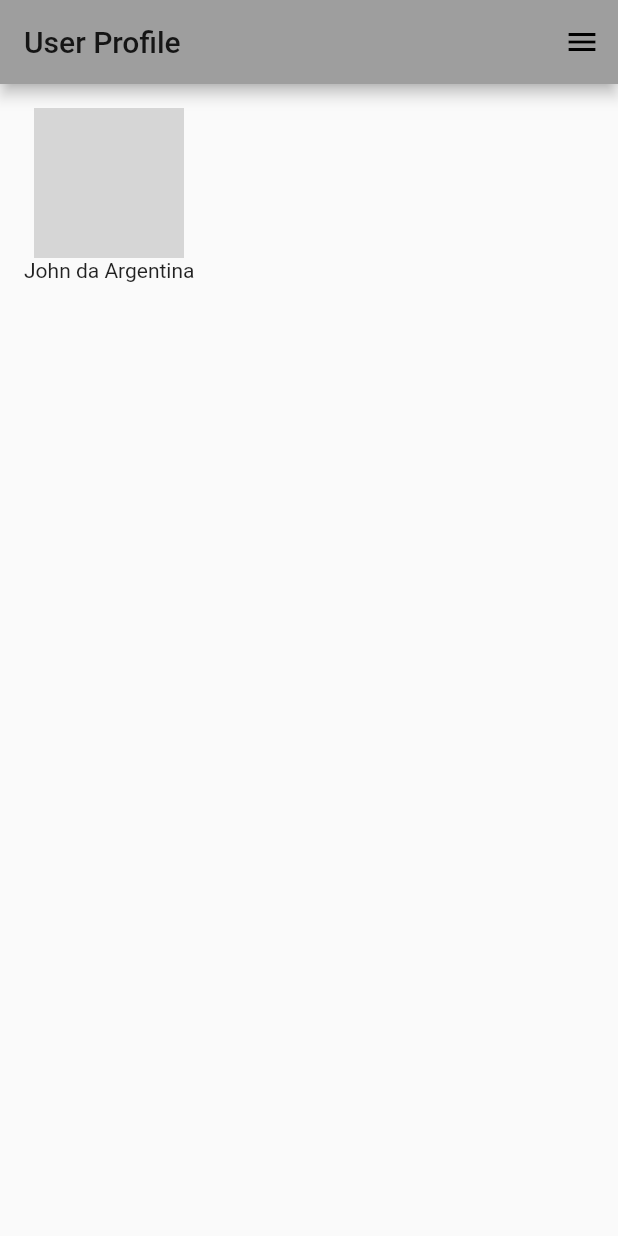
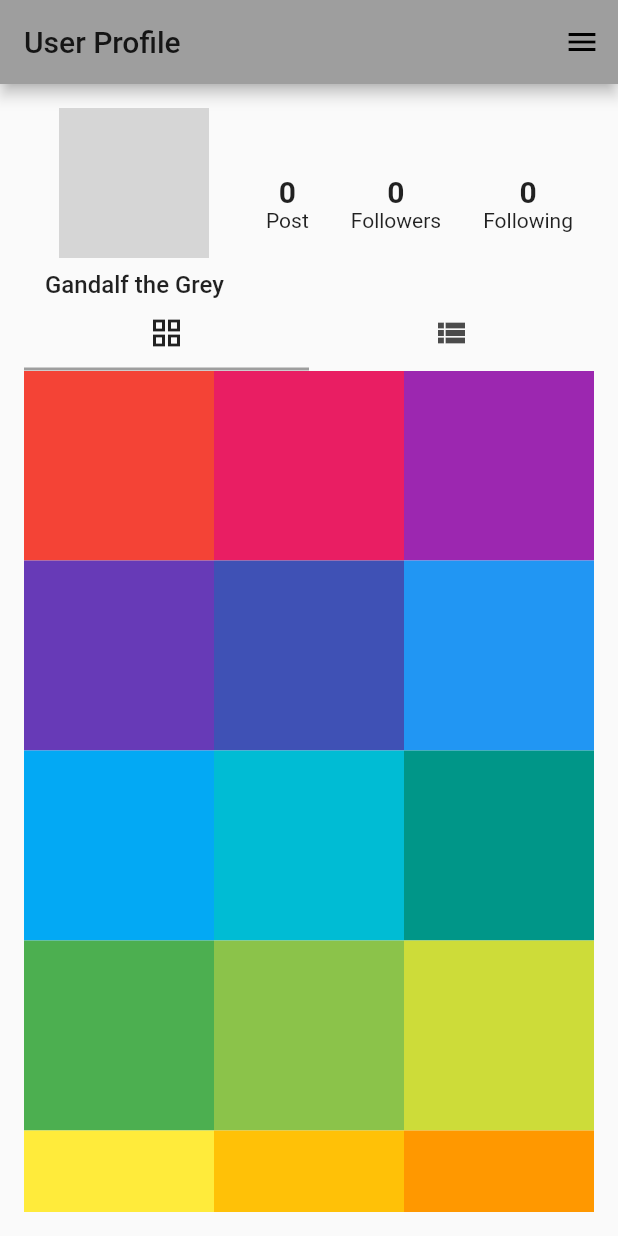
Before and after one commit to pmalaquias/instagram_clone, a Flutter app: the ProfileScreen screen opened directly, on a phone screen of 412 x 824 dp. Run offline on Flutter 3.47's test engine with Material 2 defaults, Android fonts, the phone set to English and light mode, and no system bars; our stand-ins replace google_fonts, image_picker; network calls fail; grey boxes are pictures that could not be loaded.

Commit message:
making the profile screen

```diff
--- a/lib/dashboard.dart
+++ b/lib/dashboard.dart
@@ -25,7 +25,7 @@ class _DashboardState extends State<Dashboard> {
 
     post1.imgPost = 'https://cdn.pixabay.com/photo/2020/01/21/16/26/yorkshire-terrier-4783327__480.jpg';
     post2.imgPost = 'https://cdn.pixabay.com/photo/2017/09/29/13/36/river-2799103__480.jpg';
-    post3.imgPost = 'https://cdn.pixabay.com/photo/2019/02/21/18/36/brasov-4011921__480.jpg';
+    post3.imgPost = 'https://cdn.pixabay.com/photo/2021/01/21/15/54/books-5937716_1280.jpg';
     post4.imgPost = 'https://cdn.pixabay.com/photo/2021/04/17/06/59/coffee-beans-6185161__480.jpg';
     post5.imgPost = 'https://cdn.pixabay.com/photo/2020/08/17/13/24/flower-5495384__480.jpg';
 
--- a/lib/main.dart
+++ b/lib/main.dart
@@ -3,6 +3,7 @@ import 'package:instagram_clone/PostCard.dart';
 import 'package:instagram_clone/home.dart';
 import 'package:instagram_clone/dashboard.dart';
 import 'package:instagram_clone/share_post.dart';
+import 'package:instagram_clone/test.dart';
 
 void main() {
   runApp(Insta());
--- a/lib/profile.dart
+++ b/lib/profile.dart
@@ -1,7 +1,10 @@
+import 'dart:math';
+
 import 'package:flutter/material.dart';
 import 'package:instagram_clone/user.dart';
 
-var user = User('John da Argentina', 'https://cdn.pixabay.com/photo/2016/05/23/23/32/human-1411499__480.jpg');
+var user = User('Gandalf the Grey',
+    'https://upload.wikimedia.org/wikipedia/en/thumb/e/e9/Gandalf600ppx.jpg/255px-Gandalf600ppx.jpg');
 
 class ProfileScreen extends StatefulWidget {
   @override
@@ -9,17 +12,174 @@ class ProfileScreen extends StatefulWidget {
 }
 
 class _ProfileScreenState extends State<ProfileScreen> {
+  double get randHeight => Random().nextInt(100).toDouble();
+
+  List<Widget> _randomChildren;
+
+  // Children with random heights - You can build your widgets of unknown heights here
+  // I'm just passing the context in case if any widgets built here needs  access to context based data like Theme or MediaQuery
+  List<Widget> _randomHeightWidgets(BuildContext context) {
+    _randomChildren ??= List.generate(1, (index) {
+      final height = randHeight.clamp(
+        50.0,
+        MediaQuery.of(context)
+            .size
+            .width, // simply using MediaQuery to demonstrate usage of context
+      );
+      return Container(
+        child: profileInfo(),
+      );
+    });
+
+    return _randomChildren;
+  }
+
   @override
   Widget build(BuildContext context) {
     return Scaffold(
       appBar: AppBar(
         title: Text("User Profile"),
       ),
-      endDrawer: Drawer(
+      endDrawer: myDrawer(),
+      body: Padding(
+        padding: const EdgeInsets.all(16.0),
+        child: DefaultTabController(
+          length: 2,
+          child: NestedScrollView(
+            // allows you to build a list of elements that would be scrolled away till the body reached the top
+            headerSliverBuilder: (context, _) {
+              return [
+                SliverList(
+                  delegate: SliverChildListDelegate(
+                    _randomHeightWidgets(context),
+                  ),
+                ),
+              ];
+            },
+            // You tab view goes here
+            body: Column(
+              children: <Widget>[
+                TabBar(
+                  tabs: [
+                    Tab(
+                      icon: Icon(Icons.grid_view),
+                    ),
+                    Tab(
+                      icon: Icon(Icons.view_list),
+                    ),
+                  ],
+                ),
+                Expanded(
+                  child: TabBarView(
+                    children: [
+                      GridView.count(
+                        padding: EdgeInsets.zero,
+                        crossAxisCount: 3,
+                        children: Colors.primaries.map((color) {
+                          return Container(color: color, height: 150.0);
+                        }).toList(),
+                      ),
+                      ListView(
+                        padding: EdgeInsets.zero,
+                        children: Colors.primaries.map((color) {
+                          return Container(color: color, height: 150.0);
+                        }).toList(),
+                      )
+                    ],
+                  ),
+                ),
+              ],
+            ),
+          ),
+        ),
+      ),
+    );
+  }
+
+  Widget profileInfo() {
+    return Column(
+      children: [
+        Row(
+          mainAxisAlignment: MainAxisAlignment.spaceAround,
+          children: [
+            Column(
+              children: [
+                Container(
+                  height: 100,
+                  width: 100,
+                  decoration: BoxDecoration(
+                    shape: BoxShape.circle,
+                    image: DecorationImage(
+                      image: NetworkImage(user.imgProfileUser),
+                      fit: BoxFit.cover,
+                    ),
+                  ),
+                ),
+                SizedBox(
+                  height: 8,
+                ),
+                Text(
+                  '${user.name}',
+                  style: TextStyle(fontSize: 16, fontWeight: FontWeight.w500),
+                ),
+              ],
+            ),
+            Center(
+              child: Column(
+                crossAxisAlignment: CrossAxisAlignment.center,
+                children: [
+                  Text(
+                    '0',
+                    style: TextStyle(
+                      fontSize: 20,
+                      fontWeight: FontWeight.bold,
+                    ),
+                  ),
+                  Text('Post'),
+                ],
+              ),
+            ),
+            Center(
+              child: Column(
+                children: [
+                  Text(
+                    '0',
+                    style: TextStyle(
+                      fontSize: 20,
+                      fontWeight: FontWeight.bold,
+                    ),
+                  ),
+                  Text('Followers'),
+                ],
+              ),
+            ),
+            Center(
+              child: Column(
+                children: [
+                  Text(
+                    '0',
+                    style: TextStyle(
+                      fontSize: 20,
+                      fontWeight: FontWeight.bold,
+                    ),
+                  ),
+                  Text('Following'),
+                ],
+              ),
+            ),
+          ],
+        ),
+      ],
+    );
+  }
+
+  Drawer myDrawer() {
+    return Drawer(
+      child: Container(
         child: ListView(
           children: [
             ListTile(
-              onTap: (){},
+              onTap: () {},
               title: Row(
                 children: [
                   Icon(Icons.account_circle),
@@ -36,7 +196,7 @@ class _ProfileScreenState extends State<ProfileScreen> {
               ),
             ),
             ListTile(
-              onTap: (){},
+              onTap: () {},
               title: Row(
                 children: [
                   Icon(Icons.settings),
@@ -55,29 +215,6 @@ class _ProfileScreenState extends State<ProfileScreen> {
           ],
         ),
       ),
-      body: Padding(
-        padding: const EdgeInsets.all(16.0),
-        child: SingleChildScrollView(
-          child: Column(
-            children: [
-              Container(
-                height: 100,
-                width: 100,
-                decoration: BoxDecoration(
-                  shape: BoxShape.circle,
-                  image: DecorationImage(
-                    image: NetworkImage(user.imgProfileUser),
-                    fit: BoxFit.cover,
-                  ),
-                ),
-
-              ),
-              Text('${user.name}'),
-            ],
-          ),
-        ),
-      ),
-      //drawer: Drawer() ,
     );
   }
 }
--- a/lib/share_post.dart
+++ b/lib/share_post.dart
@@ -49,7 +49,9 @@ class _SharePostState extends State<SharePost> {
             SizedBox(
               width: double.maxFinite,
               child: TextButton(
-                onPressed: () {},
+                onPressed: () {
+                  Navigator.pop(context);
+                },
                 child: Text(
                   'Salvar',
                   style: TextStyle(color: Colors.white),
```
Also changed, not shown: lib/PostCard.dart (+26 -5 lines), lib/home.dart (+8 -3 lines), lib/test.dart (added, +154 -0 lines), pubspec.lock, 5 other files.
